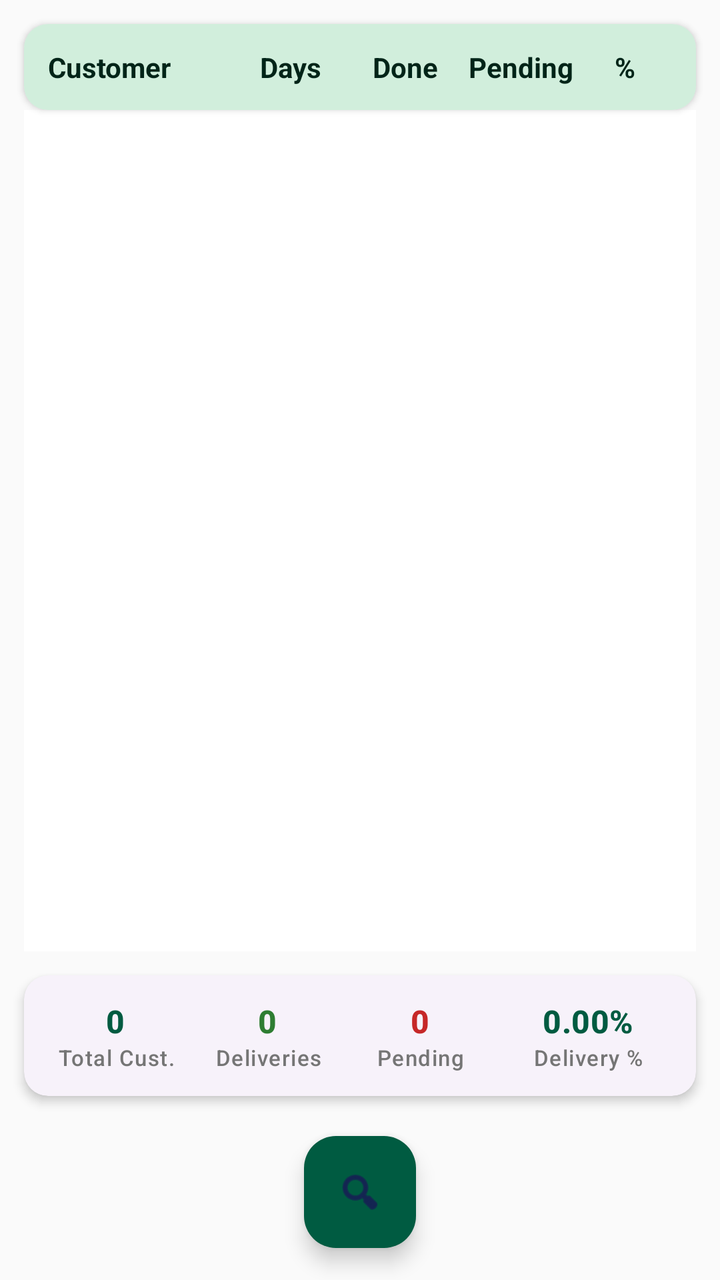
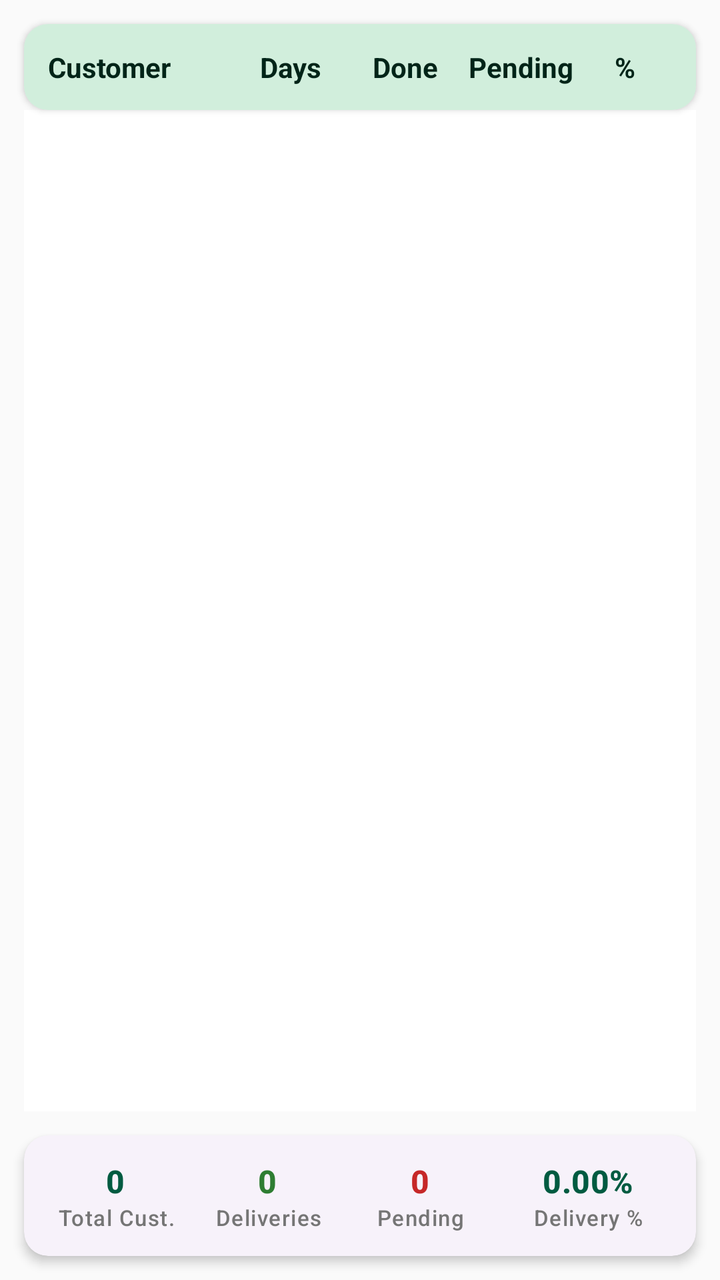

Before-and-after screenshots of an Android layout around one commit, followed by the original layout XML and the change that was made.
<!-- AndroidManifest.xml: application theme Theme.MilkDelivery -->
<!-- res/layout/fragment_monthly_recap.xml -->
<?xml version="1.0" encoding="utf-8"?>
<LinearLayout xmlns:android="http://schemas.android.com/apk/res/android"
    xmlns:app="http://schemas.android.com/apk/res-auto"
    xmlns:tools="http://tools.android.com/apk/res/android"
    android:layout_width="match_parent"
    android:layout_height="match_parent"
    android:orientation="vertical"
    android:background="@color/background">


    
    <com.google.android.material.card.MaterialCardView
        android:layout_width="match_parent"
        android:layout_height="wrap_content"
        android:layout_marginStart="12dp"
        android:layout_marginEnd="12dp"
        android:layout_marginTop="12dp"
        app:cardCornerRadius="12dp"
        app:cardElevation="2dp">

        <LinearLayout
            android:layout_width="match_parent"
            android:layout_height="wrap_content"
            android:orientation="horizontal"
            android:background="@color/primary_container"
            android:padding="12dp">

            <TextView
                android:layout_width="0dp"
                android:layout_height="wrap_content"
                android:layout_weight="1.6"
                android:text="Customer"
                android:textStyle="bold"
                android:textColor="@color/on_primary_container"/>

            <TextView
                android:layout_width="0dp"
                android:layout_height="wrap_content"
                android:layout_weight="1"
                android:gravity="center"
                android:text="Days"
                android:textStyle="bold"
                android:textColor="@color/on_primary_container"/>

            <TextView
                android:layout_width="0dp"
                android:layout_height="wrap_content"
                android:layout_weight="1"
                android:gravity="center"
                android:text="Done"
                android:textStyle="bold"
                android:textColor="@color/on_primary_container"/>

            <TextView
                android:layout_width="0dp"
                android:layout_height="wrap_content"
                android:layout_weight="1"
                android:gravity="center"
                android:text="Pending"
                android:textStyle="bold"
                android:textColor="@color/on_primary_container"/>

            <TextView
                android:layout_width="0dp"
                android:layout_height="wrap_content"
                android:layout_weight="0.8"
                android:gravity="center"
                android:text="%"
                android:textStyle="bold"
                android:textColor="@color/on_primary_container"/>

        </LinearLayout>

    </com.google.android.material.card.MaterialCardView>
    
    <androidx.recyclerview.widget.RecyclerView
        android:id="@+id/rv_monthly_recap"
        android:layout_width="match_parent"
        android:layout_height="0dp"
        android:layout_weight="1"
        android:layout_marginStart="12dp"
        android:layout_marginEnd="12dp"
        android:background="@color/white" />

    
    <com.google.android.material.card.MaterialCardView
        android:layout_width="match_parent"
        android:layout_height="wrap_content"
        android:layout_margin="12dp"
        app:cardCornerRadius="12dp"
        app:cardElevation="3dp"
        app:strokeWidth="0dp">

        <LinearLayout
            android:layout_width="match_parent"
            android:layout_height="wrap_content"
            android:orientation="horizontal"
            android:padding="8dp"
            android:baselineAligned="false">

            
            <LinearLayout
                android:layout_width="0dp"
                android:layout_height="wrap_content"
                android:layout_weight="1"
                android:orientation="vertical"
                android:gravity="center"
                android:padding="4dp">
                <TextView
                    android:id="@+id/recap_total_customers"
                    android:layout_width="wrap_content"
                    android:layout_height="wrap_content"
                    android:text="0"
                    android:textColor="@color/primary"
                    android:textStyle="bold"
                    android:textAppearance="@style/TextAppearance.Material3.TitleMedium" />
                <TextView
                    android:layout_width="wrap_content"
                    android:layout_height="wrap_content"
                    android:text="Total Cust."
                    android:textAlignment="center"
                    android:textAppearance="@style/TextAppearance.Material3.LabelSmall"
                    android:textColor="@color/gray_dark" />
            </LinearLayout>

            
            <LinearLayout
                android:layout_width="0dp"
                android:layout_height="wrap_content"
                android:layout_weight="1"
                android:orientation="vertical"
                android:gravity="center"
                android:padding="4dp">
                <TextView
                    android:id="@+id/recap_total_deliveries"
                    android:layout_width="wrap_content"
                    android:layout_height="wrap_content"
                    android:text="0"
                    android:textColor="@color/delivered_green"
                    android:textStyle="bold"
                    android:textAppearance="@style/TextAppearance.Material3.TitleMedium" />
                <TextView
                    android:layout_width="wrap_content"
                    android:layout_height="wrap_content"
                    android:text="Deliveries"
                    android:textAlignment="center"
                    android:textAppearance="@style/TextAppearance.Material3.LabelSmall"
                    android:textColor="@color/gray_dark" />
            </LinearLayout>

            
            <LinearLayout
                android:layout_width="0dp"
                android:layout_height="wrap_content"
                android:layout_weight="1"
                android:orientation="vertical"
                android:gravity="center"
                android:padding="4dp">
                <TextView
                    android:id="@+id/recap_total_pending"
                    android:layout_width="wrap_content"
                    android:layout_height="wrap_content"
                    android:text="0"
                    android:textColor="@color/pending_red"
                    android:textStyle="bold"
                    android:textAppearance="@style/TextAppearance.Material3.TitleMedium" />
                <TextView
                    android:layout_width="wrap_content"
                    android:layout_height="wrap_content"
                    android:text="Pending"
                    android:textAlignment="center"
                    android:textAppearance="@style/TextAppearance.Material3.LabelSmall"
                    android:textColor="@color/gray_dark" />
            </LinearLayout>

            
            <LinearLayout
                android:layout_width="0dp"
                android:layout_height="wrap_content"
                android:layout_weight="1.2"
                android:orientation="vertical"
                android:gravity="center"
                android:padding="4dp">
                <TextView
                    android:id="@+id/recap_average_percentage"
                    android:layout_width="wrap_content"
                    android:layout_height="wrap_content"
                    android:text="0.00%"
                    android:textColor="@color/primary"
                    android:textStyle="bold"
                    android:textAppearance="@style/TextAppearance.Material3.TitleMedium" />
                <TextView
                    android:layout_width="wrap_content"
                    android:layout_height="wrap_content"
                    android:text="Delivery %"
                    android:textAlignment="center"
                    android:textAppearance="@style/TextAppearance.Material3.LabelSmall"
                    android:textColor="@color/gray_dark" />
            </LinearLayout>



        </LinearLayout>
    </com.google.android.material.card.MaterialCardView>

    <com.google.android.material.floatingactionbutton.FloatingActionButton
        android:id="@+id/fabFilter"
        android:layout_width="wrap_content"
        android:layout_height="wrap_content"
        android:layout_gravity="center_horizontal"
        android:layout_marginBottom="16dp"
        android:layout_marginTop="8dp"
        android:src="@android:drawable/ic_menu_search"
        app:backgroundTint="@color/primary"/>
</LinearLayout>
<!-- resources referenced by this layout -->
<resources>
  <color name="background">#FAFAFA</color>
  <color name="delivered_green">#2E7D32</color>
  <color name="gray_dark">#757575</color>
  <color name="on_primary_container">#002418</color>
  <color name="pending_red">#C62828</color>
  <color name="primary">#005B41</color>
  <color name="primary_container">#D1EEDC</color>
  <color name="white">#FFFFFF</color>
  <style name="Theme.MilkDelivery" parent="Theme.Material3.DayNight.NoActionBar">
          
          <item name="colorPrimary">@color/primary</item>
          <item name="colorPrimaryDark">@color/primary_dark</item>
          <item name="colorSecondary">@color/secondary</item>
          <item name="android:statusBarColor">@color/primary</item>
          <item name="android:windowLightStatusBar">false</item>
          
          
          <item name="colorSurface">@color/surface</item>
          <item name="colorOnSurface">@color/on_surface</item>
          <item name="android:windowBackground">@color/background</item>
          <item name="colorSurfaceVariant">@color/surface_variant</item>
          <item name="colorOnSurfaceVariant">@color/on_surface_variant</item>
          
          
          <item name="materialCardViewStyle">@style/Widget.Material3.CardView.Elevated</item>
      </style>
  <color name="primary_dark">#00402E</color>
  <color name="secondary">#03DAC6</color>
  <color name="surface">#FFFFFF</color>
  <color name="on_surface">#212121</color>
  <color name="surface_variant">#F4F4F4</color>
  <color name="on_surface_variant">#555555</color>
</resources>

<!-- the commit's change to res/layout/fragment_monthly_recap.xml (unified diff, before → after) -->
@@ -203,13 +203,4 @@
         </LinearLayout>
     </com.google.android.material.card.MaterialCardView>
 
-    <com.google.android.material.floatingactionbutton.FloatingActionButton
-        android:id="@+id/fabFilter"
-        android:layout_width="wrap_content"
-        android:layout_height="wrap_content"
-        android:layout_gravity="center_horizontal"
-        android:layout_marginBottom="16dp"
-        android:layout_marginTop="8dp"
-        android:src="@android:drawable/ic_menu_search"
-        app:backgroundTint="@color/primary"/>
 </LinearLayout>
